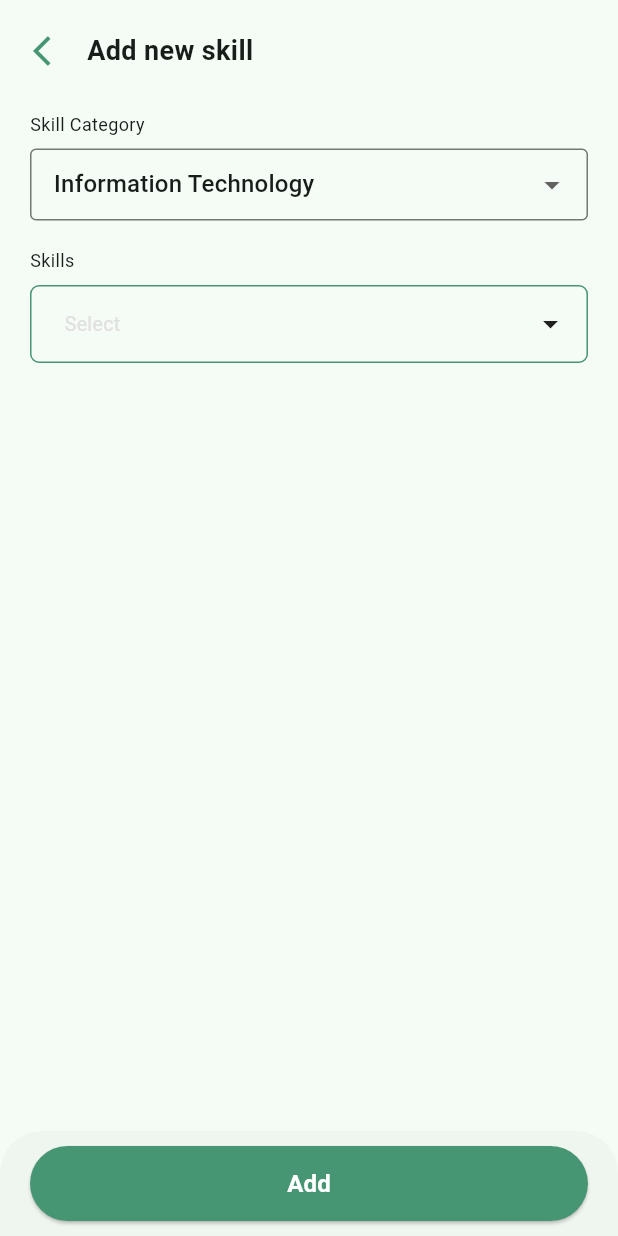
After one commit to HajerAlmatari/bank_of_time, a Flutter app: the AddSkillView screen opened directly, on a phone screen of 412 x 824 dp. The commit adds this screen. Run offline on Flutter 3.47's test engine with Material 3 defaults, Android fonts, the phone set to English and light mode, and no system bars; drawn by our look-alikes of multi_dropdown; our stand-ins replace cherry_toast, connectivity_plus, dio, equatable, flutter_riverpod, shared_preferences; accounts and stored records are empty; generated files the repository leaves out were written again.

Commit message:
skills - view - add

```diff
--- a/assets/l10n/app_ar.arb
+++ b/assets/l10n/app_ar.arb
@@ -44,5 +44,8 @@
     "talkToUs" : "تواصل معنا",
     "available" : "متاح",
     "online" : "متصل",
-    "hello" : "مرحباً, {username}"
+    "hello" : "مرحباً, {username}",
+    "skills" : "المهارات",
+    "add" : "إضافة",
+    "add_new_skill" : "إضافة مهارة جديدة"
 }
--- a/assets/l10n/app_en.arb
+++ b/assets/l10n/app_en.arb
@@ -108,5 +108,8 @@
                 "type" : "String"
             }
         }
-    }
+    },
+    "skills" : "Skills",
+    "add" : "Add",
+    "add_new_skill" : "Add new skill"
 }
--- a/lib/core/widgets/custom_app_bar.dart
+++ b/lib/core/widgets/custom_app_bar.dart
@@ -3,7 +3,8 @@ import 'package:flutter/material.dart';
 
 class CustomAppBar extends StatelessWidget {
   final bool showBack;
-  const CustomAppBar({this.showBack = false, Key? key}) : super(key: key);
+  final bool showMenu;
+  const CustomAppBar({this.showBack = false, Key? key, this.showMenu = true}) : super(key: key);
 
   @override
   Widget build(BuildContext context) {
@@ -13,6 +14,7 @@ class CustomAppBar extends StatelessWidget {
         mainAxisAlignment: MainAxisAlignment.spaceBetween,
         children: [
           WelcomeContainer(showBack: showBack,),
+          if(showMenu)
           Icon(Icons.menu, color: Theme.of(context).colorScheme.primary, size: 40,)
         ],
       ),
--- /dev/null
+++ b/lib/features/profile/features/skills/data/models/models.dart
@@ -0,0 +1,2 @@
+export 'skill_category.dart';
+export 'skill_item.dart';
--- /dev/null
+++ b/lib/features/profile/features/skills/data/models/skill_category.dart
@@ -0,0 +1,14 @@
+import 'package:equatable/equatable.dart';
+
+class SkillCategory with EquatableMixin {
+  String name;
+  int id;
+
+  SkillCategory({
+    required this.id,
+    required this.name,
+  });
+
+  @override
+  List<Object?> get props => [id, name];
+}
--- /dev/null
+++ b/lib/features/profile/features/skills/data/models/skill_item.dart
@@ -0,0 +1,14 @@
+import 'package:equatable/equatable.dart';
+
+class SkillItem with EquatableMixin {
+  String name;
+  int id;
+
+  SkillItem({
+    required this.id,
+    required this.name,
+  });
+
+  @override
+  List<Object?> get props => [id, name];
+}
--- /dev/null
+++ b/lib/features/profile/features/skills/presentation/views/add_skill_view.dart
@@ -0,0 +1,148 @@
+import 'package:bank_off_time/core/widgets/custom_button.dart';
+import 'package:bank_off_time/features/profile/features/skills/data/models/models.dart';
+import 'package:bank_off_time/features/profile/features/skills/presentation/view_models/add_skill_view_model.dart';
+import 'package:flutter/material.dart';
+import 'package:flutter_riverpod/flutter_riverpod.dart';
+import 'package:flutter_gen/gen_l10n/app_localizations.dart';
+import 'package:multi_dropdown/multiselect_dropdown.dart';
+
+class AddSkillView extends ConsumerWidget {
+  const AddSkillView({super.key});
+
+  @override
+  Widget build(BuildContext context, WidgetRef ref) {
+    final viewModel = ref.watch(addSkillViewModel);
+
+    return Scaffold(
+      bottomSheet: Container(
+        margin: EdgeInsets.symmetric(
+          horizontal: 20,
+          vertical: 10,
+        ),
+        child: CustomButton(
+          onTap: (){},
+          buttonChild: Container(
+            alignment: Alignment.center,
+            child: Text(AppLocalizations.of(context)!.add, style: TextStyle(
+
+              fontSize: 16,
+              color: Colors.white,
+              fontWeight: FontWeight.bold
+            ),),
+          ),
+        ),
+      ),
+      body: SafeArea(
+        child: Padding(
+          padding: const EdgeInsets.symmetric(horizontal: 10.0),
+          child: CustomScrollView(
+            slivers: [
+              SliverToBoxAdapter(
+                child: Padding(
+                  padding: const EdgeInsets.only(top: 10.0),
+                  child: Row(
+                    mainAxisSize: MainAxisSize.max,
+                    children: [
+                      IconButton(
+                        onPressed: () {
+                          Navigator.pop(context);
+                        },
+                        icon: Icon(
+                          Icons.arrow_back_ios,
+                          color: Theme.of(context).colorScheme.primary,
+                        ),
+                      ),
+                      Text(
+                        AppLocalizations.of(context)!.add_new_skill,
+                        style: const TextStyle(fontSize: 18, fontWeight: FontWeight.bold),
+                      ),
+                    ],
+                  ),
+                ),
+              ),
+              const SliverToBoxAdapter(
+                child: SizedBox(
+                  height: 16,
+                ),
+              ),
+              const SliverToBoxAdapter(
+                child: Padding(
+                  padding: const EdgeInsets.symmetric(horizontal: 10),
+                  child: Text(
+                    "Skill Category",
+                    style: TextStyle(
+                      fontSize: 12,
+                    ),
+                  ),
+                ),
+              ),
+              const SliverToBoxAdapter(
+                child: SizedBox(
+                  height: 8,
+                ),
+              ),
+              SliverToBoxAdapter(
+                child: Container(
+                  padding: const EdgeInsets.symmetric(horizontal: 10),
+                  height: 50,
+                  child: DropdownButtonFormField<SkillCategory>(
+                    value: viewModel.selectedSkillCategory,
+                    items: viewModel.skillCategory.map((SkillCategory category) {
+                      return DropdownMenuItem<SkillCategory>(
+                        value: category,
+                        child: Text(category.name),
+                      );
+                    }).toList(),
+                    onChanged: (SkillCategory? item) {
+                      viewModel.selectedSkillCategory = item;
+                    },
+                    decoration: InputDecoration(
+                        contentPadding: const EdgeInsets.symmetric(horizontal: 12, vertical: 10),
+                        border: OutlineInputBorder(borderSide: BorderSide(color: Theme.of(context).primaryColor))),
+                  ),
+                ),
+              ),
+              const SliverToBoxAdapter(
+                child: SizedBox(
+                  height: 16,
+                ),
+              ),
+              const SliverToBoxAdapter(
+                child: Padding(
+                  padding: EdgeInsets.symmetric(horizontal: 10),
+                  child: Text(
+                    "Skills",
+                    style: TextStyle(
+                      fontSize: 12,
+                    ),
+                  ),
+                ),
+              ),
+              const SliverToBoxAdapter(
+                child: SizedBox(
+                  height: 8,
+                ),
+              ),
+              SliverToBoxAdapter(
+                child: Padding(
+                  padding: const EdgeInsets.symmetric(horizontal: 10),
+                  child: MultiSelectDropDown<SkillItem>(
+                    options: viewModel.skillItems.map((e) => ValueItem<SkillItem>(label: e.name, value: e)).toList(),
+                    onOptionSelected: (list) {
+                      viewModel.selectedSkillItems = list.map((e) => e.value).toList();
+                    },
+
+                    inputDecoration: BoxDecoration(
+                      borderRadius: BorderRadius.circular(6),
+                      border: Border.all(color: Theme.of(context).primaryColor),
+                    ),
+                  ),
+                ),
+              ),
+            ],
+          ),
+        ),
+      ),
+    );
+  }
+}
--- a/pubspec.yaml
+++ b/pubspec.yaml
@@ -42,6 +42,8 @@ dependencies:
   connectivity_plus: ^5.0.2
   cherry_toast: ^1.8.0
   provider: ^6.1.1
+  equatable: ^2.0.5
+  multi_dropdown: ^2.1.4
 
 dev_dependencies:
   flutter_test:
```
Also changed, not shown: lib/features/profile/features/skills/presentation/view_models/add_skill_view_model.dart (added, +63 -0 lines), lib/features/profile/features/skills/presentation/views/skills_view.dart (added, +105 -0 lines), lib/features/profile/presentation/view/profile_view.dart (+10 -0 lines), pubspec.lock.
